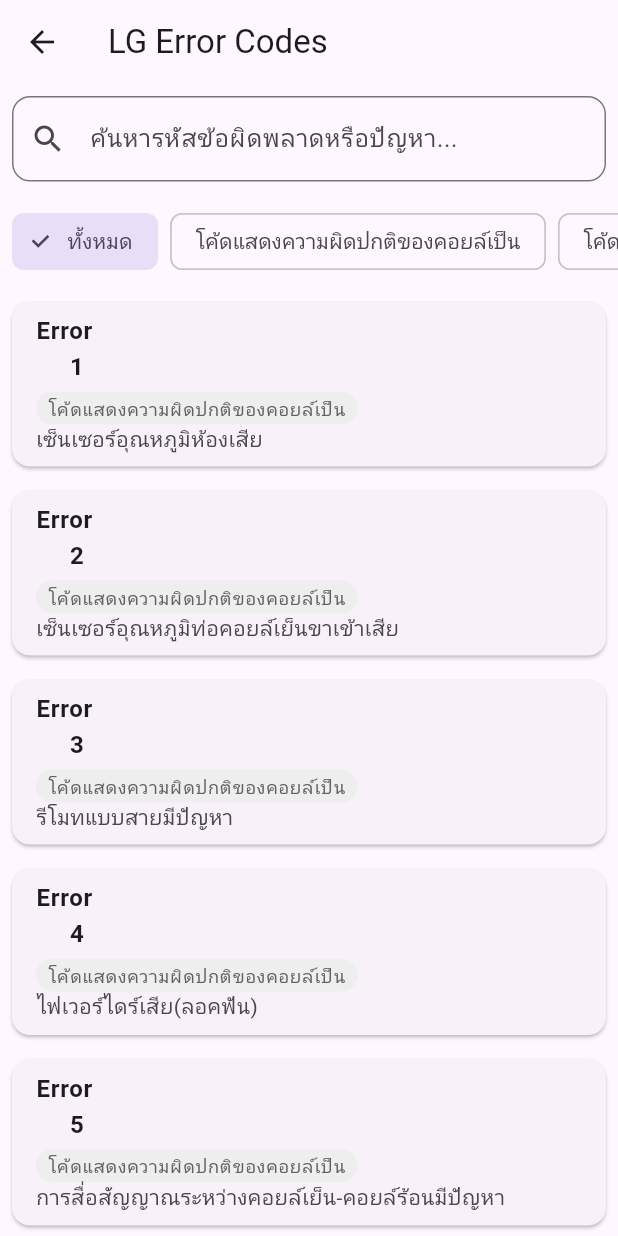
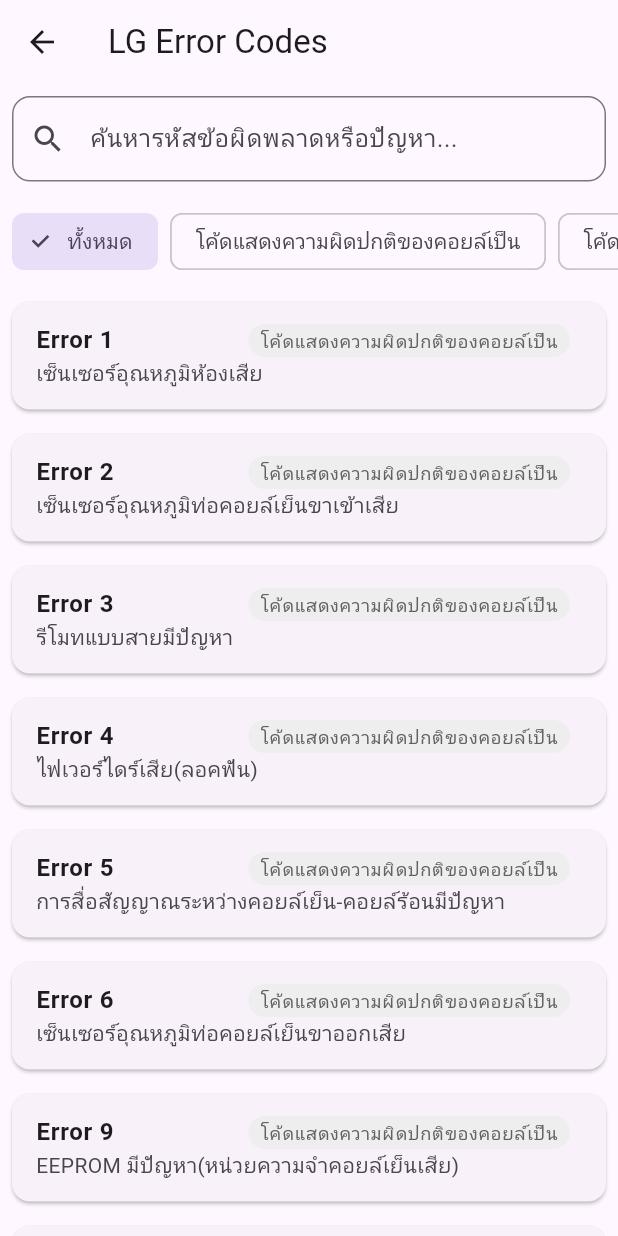
Before and after one commit to Ded2ec/App-P-M-Electronics, a Flutter app: the LGErrorCodePage screen opened directly, on a phone screen of 412 x 824 dp. Run offline on Flutter 3.47's test engine with Material 3 defaults, Android fonts, the phone set to English and light mode, and no system bars; our stand-ins replace animated_text_kit, flutter_svg, shared_preferences; accounts and stored records are empty.

Commit message:
add data 6

```diff
--- a/lib/main.dart
+++ b/lib/main.dart
@@ -2709,12 +2709,15 @@ class _TclErrorCodePageState extends State<TclErrorCodePage> {
                   margin: const EdgeInsets.all(8),
                   child: ListTile(
                     title: Row(
-                      children: [
-                        Text(
+                      crossAxisAlignment: CrossAxisAlignment.center,
+                      children: [
+                        Expanded(
+                          child: Text(
                             'Error ${error['code']}',
                             style: const TextStyle(
                               fontWeight: FontWeight.bold,
                               fontSize: 16,
+                            ),
                           ),
                         ),
                         const SizedBox(width: 8),
@@ -3200,42 +3203,20 @@ class _LGErrorCodePageState extends State<LGErrorCodePage> {
                 return Card(
                   margin: const EdgeInsets.all(8),
                   child: ListTile(
-                    title: Column(
-                      crossAxisAlignment: CrossAxisAlignment.start,
-                      children: [
-                        Wrap(
-                          spacing: 8,
-                          crossAxisAlignment: WrapCrossAlignment.center,
-                          children: [
-                            error['code']!.length > 15 ?
-                            Text(
+                    title: Row(
+                      crossAxisAlignment: CrossAxisAlignment.center,
+                      children: [
+                        Expanded(
+                          child: Text(
                             'Error ${error['code']}',
                             style: const TextStyle(
                               fontWeight: FontWeight.bold,
                               fontSize: 16,
                             ),
-                            ) :
-                            // แสดง error code ที่ยาวแบบแบ่ง 2 บรรทัด
-                            Column(
-                              crossAxisAlignment: CrossAxisAlignment.start,
-                              children: [
-                                Text(
-                                  'Error ${error['code']!.substring(0, error['code']!.length ~/ 2)}',
-                                  style: const TextStyle(
-                                    fontWeight: FontWeight.bold,
-                                    fontSize: 16,
-                                  ),
-                                ),
-                                Text(
-                                  '     ${error['code']!.substring(error['code']!.length ~/ 2)}',
-                                  style: const TextStyle(
-                                    fontWeight: FontWeight.bold,
-                                    fontSize: 16,
-                                  ),
-                                ),
-                                Padding(
-                                  padding: const EdgeInsets.only(top: 4),
-                                  child: Container(
+                          ),
+                        ),
+                        const SizedBox(width: 8),
+                        Container(
                           padding: const EdgeInsets.symmetric(
                             horizontal: 8,
                             vertical: 2,
@@ -3251,33 +3232,6 @@ class _LGErrorCodePageState extends State<LGErrorCodePage> {
                               color: Colors.grey[700],
                             ),
                           ),
-                                  ),
-                                ),
-                              ],
-                            ),
-                            // แสดง tag กลุ่มในบรรทัดที่สองสำหรับ error code ที่ยาว
-                            if (error['code']!.length > 15)
-                              Padding(
-                                padding: const EdgeInsets.only(top: 4),
-                                child: Container(
-                                  padding: const EdgeInsets.symmetric(
-                                    horizontal: 8,
-                                    vertical: 2,
-                                  ),
-                                  decoration: BoxDecoration(
-                                    color: Colors.grey[200],
-                                    borderRadius: BorderRadius.circular(12),
-                                  ),
-                                  child: Text(
-                                    groupName,
-                                    style: TextStyle(
-                                      fontSize: 12,
-                                      color: Colors.grey[700],
-                                    ),
-                                  ),
-                                ),
-                              ),
-                          ],
                         ),
                       ],
                     ),
```
Lines whose indentation alone changed are shown as unchanged.
